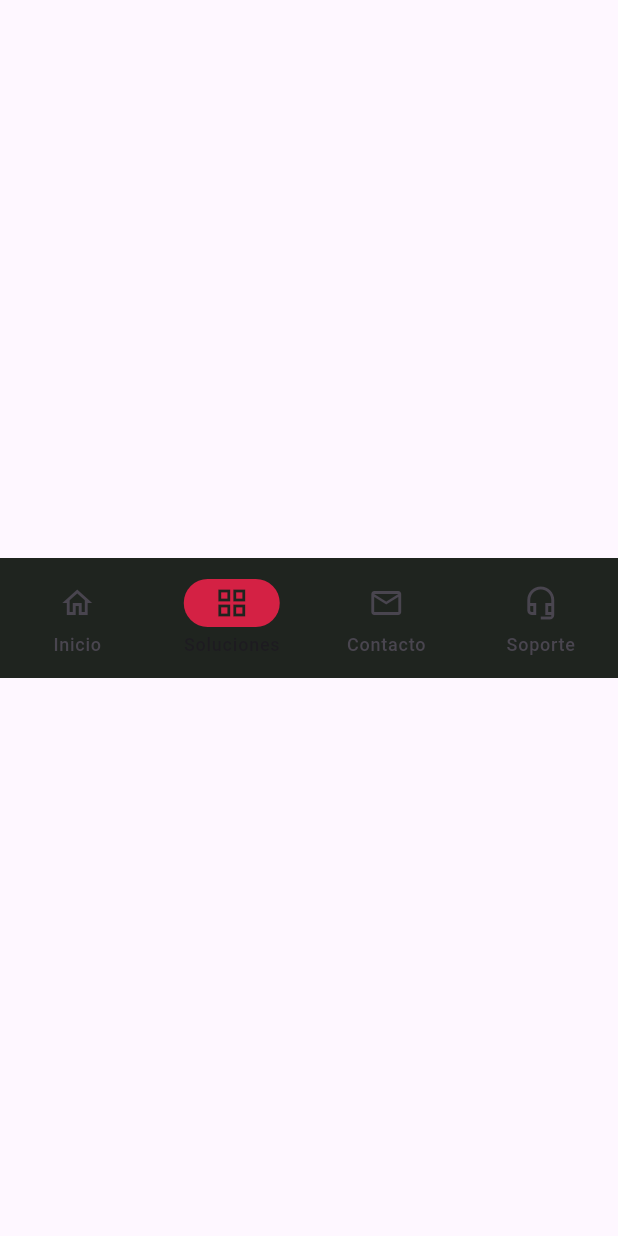
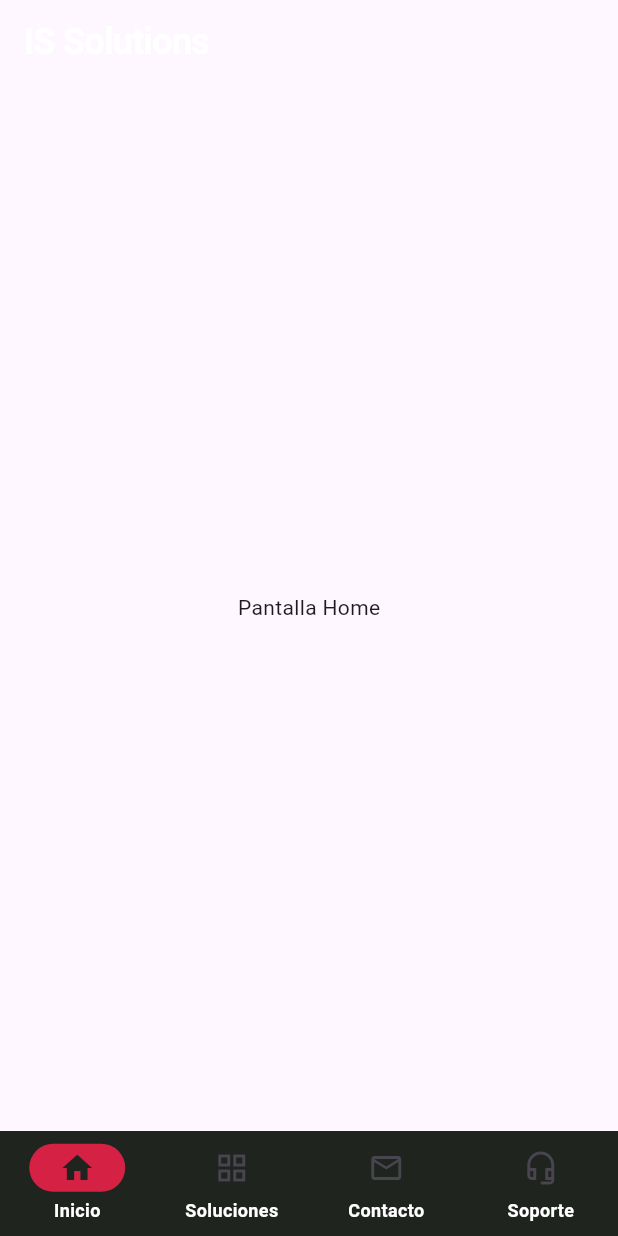
Before and after one commit to RubenBenavidess/ishelper_app, a Flutter app: the screen it shows after launch, on a phone screen of 412 x 824 dp. Run offline on Flutter 3.47's test engine with Material 3 defaults, Android fonts, the phone set to English and light mode, and no system bars.

Commit message:
Navigation Bar and Main Screen Advantages

```diff
--- a/lib/core/themes/app_typography.dart
+++ b/lib/core/themes/app_typography.dart
@@ -43,6 +43,12 @@
     color: AppColors.tertiaryTextColor
   );
 
+  static const TextStyle navBarText = TextStyle(
+    fontSize: 12,
+    fontWeight: FontWeight.w600,
+    color: AppColors.primatyTextColor
+  );
+
   static const TextStyle buttonText = TextStyle(
     fontSize: 14,
     fontWeight: FontWeight.w400,
--- a/lib/core/widgets/is_navigation_bar.dart
+++ b/lib/core/widgets/is_navigation_bar.dart
@@ -1,14 +1,15 @@
 import 'package:flutter/material.dart';
 import 'package:ishelper_app/core/themes/app_colors.dart';
+import 'package:ishelper_app/core/themes/app_typography.dart';
 
-class ISBottomNavBar extends StatelessWidget {
+class ISNavBar extends StatelessWidget {
   final int currentIndex;
   final Function(int) onTap;
 
-  const ISBottomNavBar({
+  const ISNavBar({
     super.key,
-    required this.currentIndex,
-    required this.onTap,
+    this.currentIndex = 0,
+    required this.onTap
   });
 
   @override
@@ -18,8 +19,11 @@
       onDestinationSelected: onTap,
       backgroundColor: AppColors.tertiaryBgColor,
       indicatorColor: AppColors.secondaryBgColor,
-      elevation: 3,
-
+      elevation: 2,
+      height: 70,
+      labelTextStyle: WidgetStateTextStyle.resolveWith((states){
+        return AppTypography.navBarText;
+      }),
       destinations: const [
         NavigationDestination(
           icon: Icon(Icons.home_outlined),
--- /dev/null
+++ b/lib/core/widgets/main_screen_handler.dart
@@ -0,0 +1,39 @@
+import 'package:flutter/material.dart';
+import 'package:ishelper_app/core/themes/app_typography.dart';
+import 'package:ishelper_app/core/widgets/is_navigation_bar.dart';
+
+class MainScreenHandler extends StatefulWidget {
+  const MainScreenHandler({super.key});
+
+  @override
+  State<MainScreenHandler> createState() => _MainScreenHandlerState();
+}
+
+class _MainScreenHandlerState extends State<MainScreenHandler> {
+  int _currentIndex = 0;
+
+  final List<Widget> _pages = [
+    const Center(child: Text('Pantalla Home')),      // Index 0
+    const Center(child: Text('Pantalla Soluciones')),// Index 1
+    const Center(child: Text('Pantalla Contacto')),  // Index 2
+    const Center(child: Text('Pantalla Soporte')),   // Index 3
+  ];
+
+  @override
+  Widget build(BuildContext context) {
+    return Scaffold(
+      appBar: AppBar(title: const Text("IS Solutions", style: AppTypography.h1,)),
+
+      body: _pages[_currentIndex],
+
+      bottomNavigationBar: ISNavBar(
+        currentIndex: _currentIndex,
+        onTap: (int index) {
+          setState(() {
+            _currentIndex = index;
+          });
+        },
+      ),
+    );
+  }
+}
--- a/lib/main.dart
+++ b/lib/main.dart
@@ -1,6 +1,7 @@
 import 'package:flutter/material.dart';
 import 'package:ishelper_app/core/widgets/designed_button.dart';
 import 'package:ishelper_app/core/widgets/is_navigation_bar.dart';
+import 'package:ishelper_app/core/widgets/main_screen_handler.dart';
 
 void main() {
   runApp(const MyApp());
@@ -15,12 +16,7 @@
     return MaterialApp(
       home: Scaffold(
         body: Center(
-          child: ISBottomNavBar(
-            currentIndex: 1,
-            onTap: (indexSelected) => {
-
-            }
-          )
+          child: MainScreenHandler()
         ),
       ),
     );
```
Also changed, not shown: lib/core/widgets/main_screen.dart (deleted).
